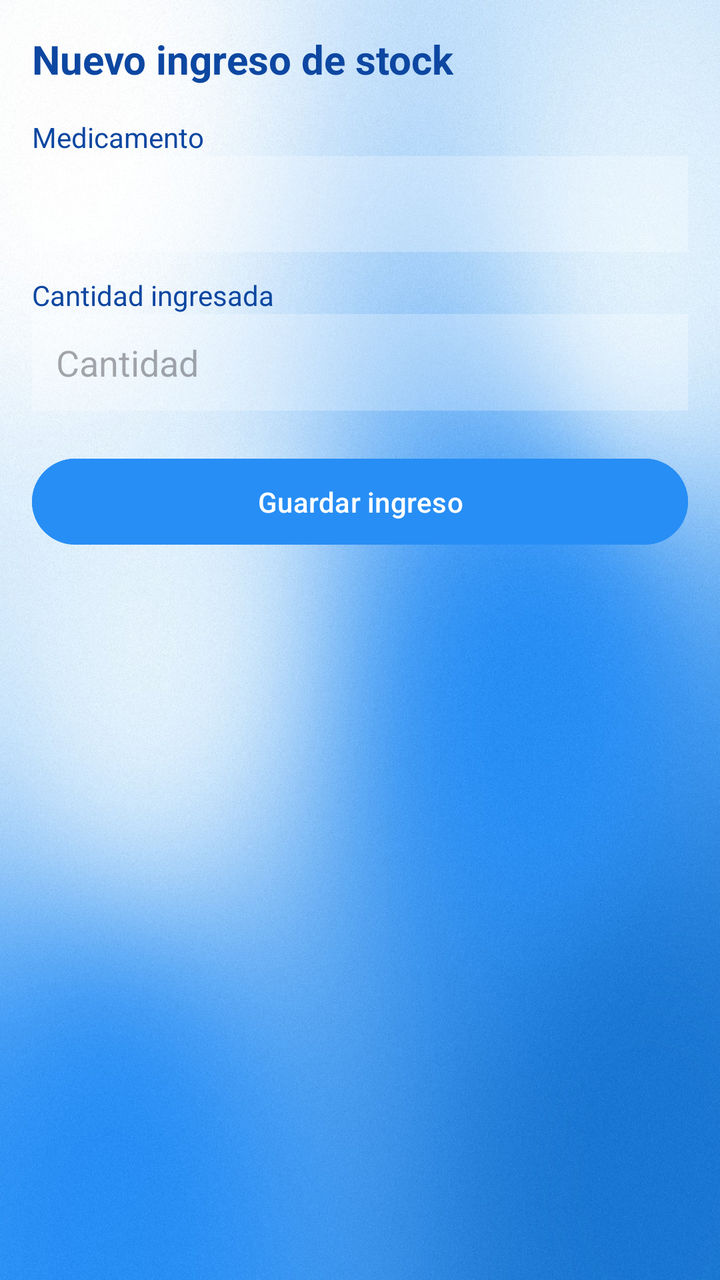
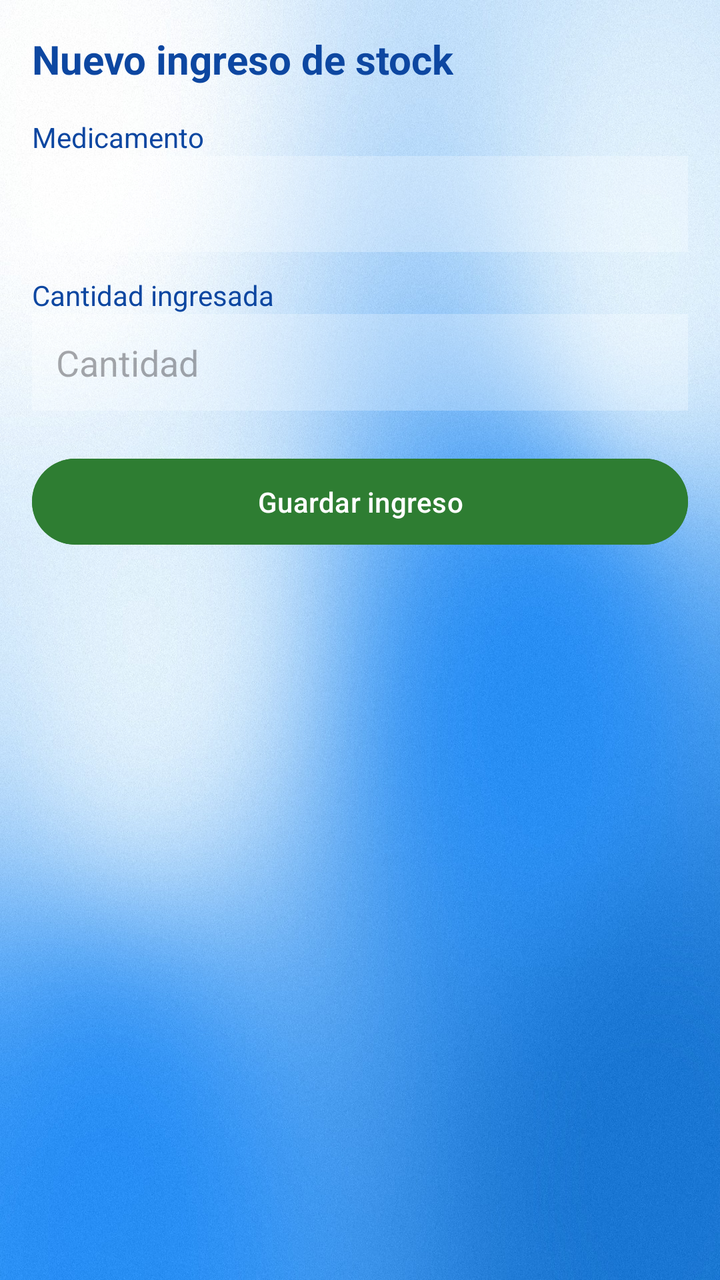

The first picture is an Android layout as it rendered before a commit; the second is the same layout after the commit. The layout source and the unified diff follow.
<!-- AndroidManifest.xml: application theme Theme.AppTuHoraSalud -->
<!-- res/layout/activity_insert_ingreso_stock.xml -->
<?xml version="1.0" encoding="utf-8"?>
<ScrollView xmlns:android="http://schemas.android.com/apk/res/android"
    android:id="@+id/scrollInsertIngreso"
    android:layout_width="match_parent"
    android:layout_height="match_parent"
    android:background="@drawable/fondo6">

    <LinearLayout
        android:layout_width="match_parent"
        android:layout_height="wrap_content"
        android:orientation="vertical"
        android:padding="16dp">

        <TextView
            android:layout_width="wrap_content"
            android:layout_height="wrap_content"
            android:layout_marginBottom="16dp"
            android:text="Nuevo ingreso de stock"
            android:textColor="#0D47A1"
            android:textSize="20sp"
            android:textStyle="bold" />

        <TextView
            android:layout_width="wrap_content"
            android:layout_height="wrap_content"
            android:text="Medicamento"
            android:textColor="#0D47A1" />

        <Spinner
            android:id="@+id/spinnerMedicine"
            android:layout_width="match_parent"
            android:layout_height="wrap_content"
            android:layout_marginBottom="12dp"
            android:background="#40FFFFFF"
            android:minHeight="48dp" />

        <TextView
            android:layout_width="wrap_content"
            android:layout_height="wrap_content"
            android:text="Cantidad ingresada"
            android:textColor="#0D47A1" />

        <EditText
            android:id="@+id/inputCantidad"
            android:layout_width="match_parent"
            android:layout_height="wrap_content"
            android:layout_marginBottom="4dp"
            android:background="#40FFFFFF"
            android:hint="Cantidad"
            android:inputType="number"
            android:minHeight="48dp"
            android:padding="12dp" />

        <Button
            android:id="@+id/btnSaveIngreso"
            android:layout_width="match_parent"
            android:layout_height="wrap_content"
            android:layout_marginTop="16dp"
            android:backgroundTint="#278EF5"
            android:minHeight="48dp"
            android:padding="12dp"
            android:text="Guardar ingreso"
            android:textColor="#FFFFFF" />

    </LinearLayout>
</ScrollView>
<!-- resources referenced by this layout -->
<resources>
  <!-- drawable fondo6: jpg bitmap (drawable, 512555 bytes) -->
  <style name="Theme.AppTuHoraSalud" parent="Base.Theme.AppTuHoraSalud" />
  <style name="Base.Theme.AppTuHoraSalud" parent="Theme.Material3.DayNight.NoActionBar">
          
          
      </style>
</resources>

<!-- the commit's change to res/layout/activity_insert_ingreso_stock.xml (unified diff, before → after) -->
@@ -56,7 +56,7 @@
             android:layout_width="match_parent"
             android:layout_height="wrap_content"
             android:layout_marginTop="16dp"
-            android:backgroundTint="#278EF5"
+            android:backgroundTint="#2E7D32"
             android:minHeight="48dp"
             android:padding="12dp"
             android:text="Guardar ingreso"
